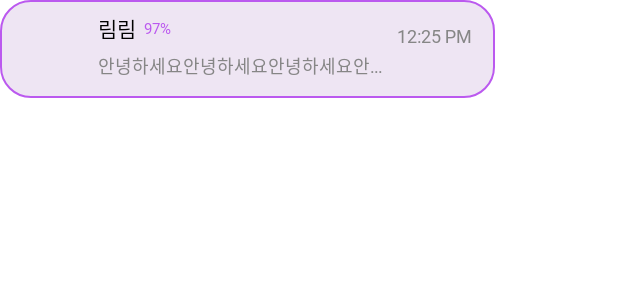
After one commit to WonilLee211/TTrIP-project, an Android app: the layout item_chat_room.xml on its own in the app's theme, with its tools: preview values and no code run, on a phone screen of 412 x 824 dp. The commit adds this screen. Shown: the top 300 px of the screen. Run offline under Robolectric (Android 15) with nearby library versions, the phone set to English and light mode, and no system bars.

Commit message:
[FEAT] 채팅 목록 레이아웃 구현 (#S08P31D104-110)

```diff
--- /dev/null
+++ b/Ttrip/app/src/main/res/drawable/bg_rect_medium_orchid_white_lilac_radius20_stroke1.xml
@@ -0,0 +1,9 @@
+<?xml version="1.0" encoding="utf-8"?>
+<shape xmlns:android="http://schemas.android.com/apk/res/android"
+    android:shape="rectangle">
+    <corners android:radius="20dp" />
+    <stroke
+        android:width="1dp"
+        android:color="@color/medium_orchid" />
+    <solid android:color="@color/white_lilac" />
+</shape>
--- /dev/null
+++ b/Ttrip/app/src/main/res/layout/item_chat_room.xml
@@ -0,0 +1,91 @@
+<?xml version="1.0" encoding="utf-8"?>
+<layout xmlns:android="http://schemas.android.com/apk/res/android"
+    xmlns:app="http://schemas.android.com/apk/res-auto"
+    xmlns:tools="http://schemas.android.com/tools">
+
+    <data>
+
+    </data>
+
+    <androidx.constraintlayout.widget.ConstraintLayout
+        android:layout_width="330dp"
+        android:layout_height="65dp"
+        android:layout_marginBottom="25dp"
+        android:background="@drawable/bg_rect_medium_orchid_white_lilac_radius20_stroke1"
+        android:paddingHorizontal="15dp"
+        android:paddingTop="10dp"
+        app:layout_constraintBottom_toBottomOf="parent"
+        app:layout_constraintEnd_toEndOf="parent"
+        app:layout_constraintStart_toStartOf="parent"
+        app:layout_constraintTop_toTopOf="parent">
+
+        <ImageView
+            android:id="@+id/iv_info_profile"
+            android:layout_width="40dp"
+            android:layout_height="40dp"
+            android:contentDescription="@string/image_info_profile"
+            app:layout_constraintStart_toStartOf="parent"
+            app:layout_constraintTop_toTopOf="parent" />
+
+        <androidx.constraintlayout.widget.ConstraintLayout
+            android:id="@+id/cl_info_detail"
+            android:layout_width="0dp"
+            android:layout_height="wrap_content"
+            android:layout_marginHorizontal="10dp"
+            app:layout_constraintBottom_toBottomOf="@id/iv_info_profile"
+            app:layout_constraintEnd_toStartOf="@id/tv_chat_time"
+            app:layout_constraintStart_toEndOf="@id/iv_info_profile"
+            app:layout_constraintTop_toTopOf="@id/iv_info_profile">
+
+            <TextView
+                android:id="@+id/tv_info_nickname"
+                android:layout_width="wrap_content"
+                android:layout_height="wrap_content"
+                android:fontFamily="@font/sc_dream6"
+                android:textColor="@color/black"
+                android:textSize="14sp"
+                app:layout_constraintStart_toStartOf="parent"
+                app:layout_constraintTop_toTopOf="parent"
+                tools:text="림림" />
+
+            <TextView
+                android:layout_width="wrap_content"
+                android:layout_height="wrap_content"
+                android:layout_marginStart="5dp"
+                android:fontFamily="@font/sc_dream5"
+                android:textColor="@color/medium_orchid"
+                android:textSize="10sp"
+                app:layout_constraintBottom_toBottomOf="@+id/tv_info_nickname"
+                app:layout_constraintStart_toEndOf="@+id/tv_info_nickname"
+                app:layout_constraintTop_toTopOf="@+id/tv_info_nickname"
+                tools:ignore="SmallSp"
+                tools:text="97%" />
+
+            <TextView
+                android:id="@+id/tv_info_age_gender"
+                android:layout_width="match_parent"
+                android:layout_height="wrap_content"
+                android:layout_marginTop="5dp"
+                android:ellipsize="end"
+                android:fontFamily="@font/sc_dream4"
+                android:maxLines="1"
+                android:textColor="@color/grey"
+                android:textSize="12sp"
+                app:layout_constraintStart_toStartOf="@id/tv_info_nickname"
+                app:layout_constraintTop_toBottomOf="@id/tv_info_nickname"
+                tools:text="안녕하세요안녕하세요안녕하세요안녕하세요" />
+        </androidx.constraintlayout.widget.ConstraintLayout>
+
+        <TextView
+            android:id="@+id/tv_chat_time"
+            android:layout_width="wrap_content"
+            android:layout_height="wrap_content"
+            android:layout_marginTop="5dp"
+            android:fontFamily="@font/sc_dream5"
+            android:textColor="@color/grey"
+            android:textSize="12sp"
+            app:layout_constraintEnd_toEndOf="parent"
+            app:layout_constraintTop_toTopOf="parent"
+            tools:text="12:25 PM" />
+    </androidx.constraintlayout.widget.ConstraintLayout>
+</layout>
--- a/Ttrip/app/src/main/res/values/strings.xml
+++ b/Ttrip/app/src/main/res/values/strings.xml
@@ -22,4 +22,8 @@
     <string name="image_detail_info_call_state">image_detail_info_call_state</string>
     <string name="image_end_matching">image_end_matching</string>
     <string name="image_call_to_matching">image_call_to_matching</string>
+
+    <!-- Chat -->
+    <string name="image_chat">image_chat</string>
+    <string name="title_chat">채팅</string>
 </resources>
```
Also changed, not shown: Ttrip/app/src/main/res/drawable-v24/bg_rect_white_radius40_top.xml (added, +8 -0 lines), Ttrip/app/src/main/res/drawable/bg_rect_limerick_twilight_blue_radius20_stroke1.xml (added, +9 -0 lines), Ttrip/app/src/main/res/drawable/bg_rect_lochmara_alice_blue_radius20_stroke1.xml (added, +9 -0 lines), Ttrip/app/src/main/res/drawable/ic_chat_main.xml (added, +10 -0 lines), Ttrip/app/src/main/res/layout/fragment_chat.xml (+51 -2 lines).
